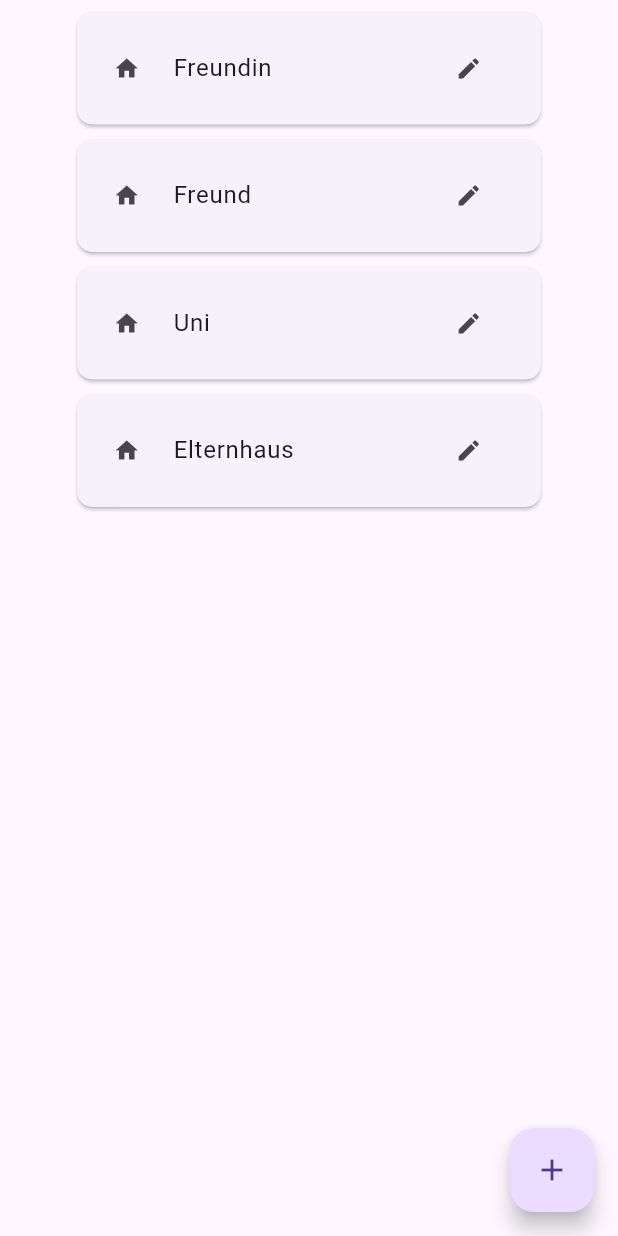
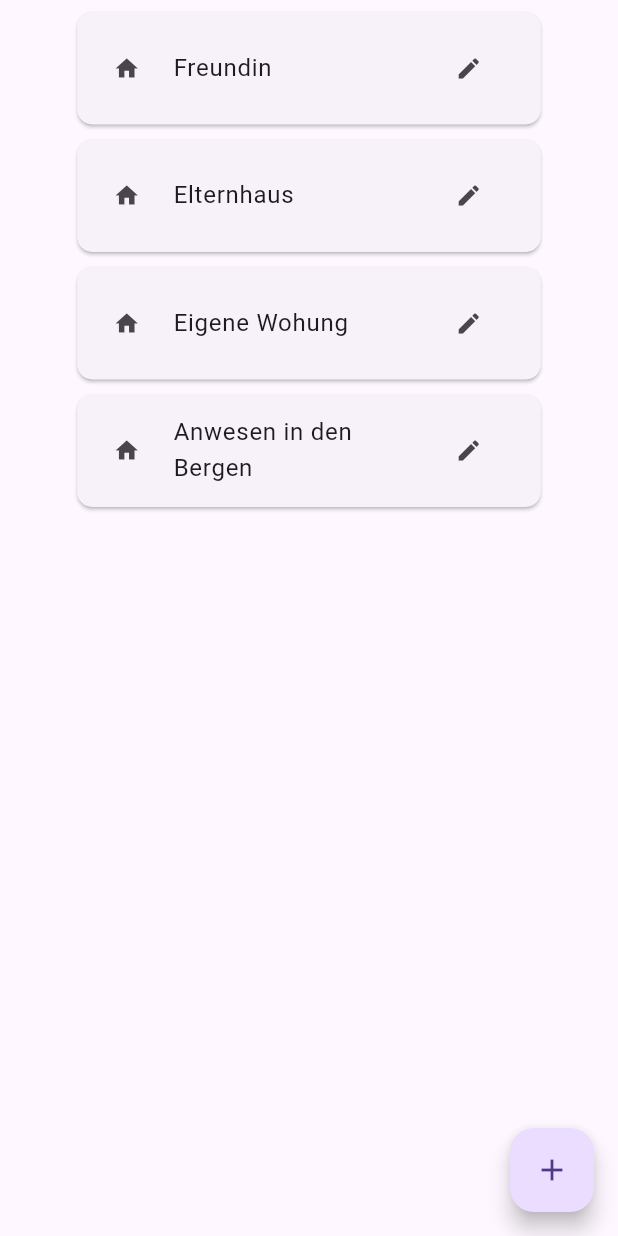
Before and after one commit to TakeMeH0me/take_me_home, a Flutter app: the screen it shows after launch, on a phone screen of 412 x 824 dp. Run offline on Flutter 3.47's test engine with Material 3 defaults, Android fonts, the light colour scheme and no system bars; our stand-ins replace equatable.

Commit message:
refactor: adjust code to work with homeEntity

```diff
--- a/lib/presentation/pages/show_homes_page.dart
+++ b/lib/presentation/pages/show_homes_page.dart
@@ -1,4 +1,5 @@
 import 'package:flutter/material.dart';
+import 'package:take_me_home/domain/entities/home_entity.dart';
 
 import '../widgets/widgets.dart';
 
@@ -11,28 +12,63 @@ class ShowHomesPage extends StatefulWidget {
 }
 
 class _ShowHomesPageState extends State<ShowHomesPage> {
+  final List<HomeEntity> homes = [
+    const HomeEntity(
+      id: '1',
+      name: 'Freundin',
+      city: 'Gera',
+      street: 'Test Street',
+      streetNumber: '55a',
+      postcode: 75683,
+    ),
+    const HomeEntity(
+      id: '2',
+      name: 'Elternhaus',
+      city: 'Pößneck',
+      street: 'Test Street',
+      streetNumber: '63a',
+      postcode: 07381,
+    ),
+    const HomeEntity(
+      id: '3',
+      name: 'Eigene Wohung',
+      city: 'Jena',
+      street: 'Coole Streeeeeeeeeeeeeeeeeeeeeeet',
+      streetNumber: '99',
+      postcode: 92379,
+    ),
+    const HomeEntity(
+      id: '4',
+      name: 'Anwesen in den Bergen',
+      city: 'Berchtesgaden',
+      street: 'An der Kuhglocke',
+      streetNumber: '13c',
+      postcode: 12345,
+    ),
+  ];
+
   @override
   Widget build(BuildContext context) {
     return Center(
       child: Padding(
         padding: const EdgeInsets.all(8.0),
         child: Column(
-          children: getHomeWidgets(context, getHomesAsString()),
+          children: getHomeWidgets(context, homes),
         ),
       ),
     );
   }
 }
 
-List<Widget> getHomeWidgets(BuildContext context, List<String> homesAsString) {
+List<Widget> getHomeWidgets(BuildContext context, List<HomeEntity> homesList) {
   List<Widget> homeCardsWithSpaces = [];
-  for (final String home in homesAsString) {
+  for (final HomeEntity home in homesList) {
     homeCardsWithSpaces.add(
       SizedBox(
         width: MediaQuery.of(context).size.width * 0.75,
         height: 75.0,
         child: HomeButton(
-          homeName: home,
+          homeName: home.name,
           onPressed: () => {},
           onTrailingPressed: () => {},
         ),
@@ -44,12 +80,3 @@ List<Widget> getHomeWidgets(BuildContext context, List<String> homesAsString) {
 
   return homeCardsWithSpaces;
 }
-
-List<String> getHomesAsString() {
-  return [
-    'Freundin',
-    'Freund',
-    'Uni',
-    'Elternhaus',
-  ];
-}
```
